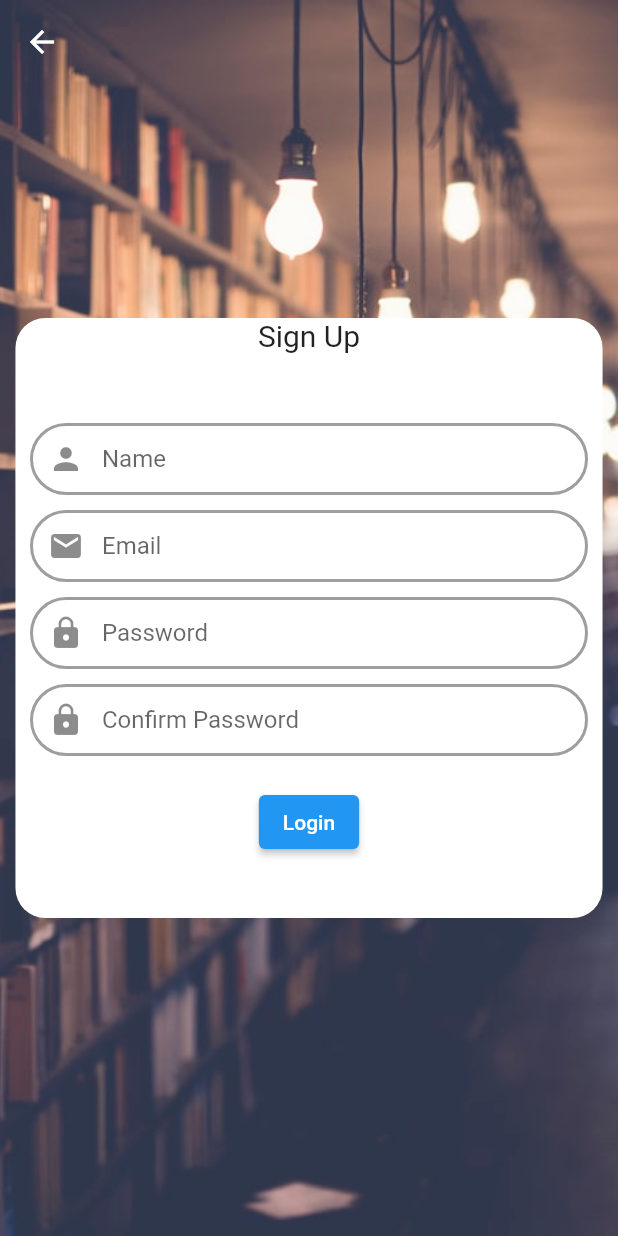
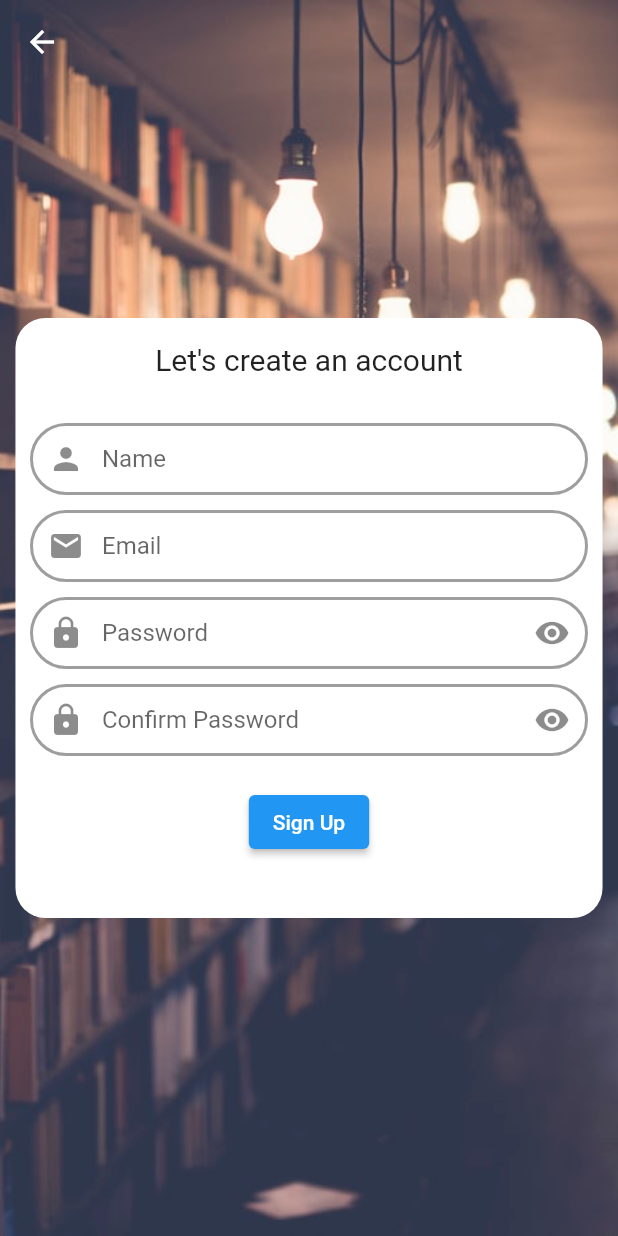
Before and after one commit to kin47/Flutter-Training, a Flutter app: the screen it shows after launch, after a tap on "Sign Up", on a phone screen of 412 x 824 dp. Run offline on Flutter 3.47's test engine with Material 2 defaults, Android fonts, the phone set to English and light mode, and no system bars; our stand-ins replace firebase_auth, firebase_core; accounts and stored records are empty; network calls fail.

Commit message:
login/signup firebase

```diff
--- /dev/null
+++ b/lib/authenticate/views/login_screen.dart
@@ -0,0 +1,47 @@
+import 'package:flutter/material.dart';
+import 'package:flutter_training/authenticate/widgets/form_background.dart';
+import 'package:flutter_training/authenticate/widgets/login_form.dart';
+import 'package:flutter_training/routes/app_routes.dart';
+import '../../ui_spacing.dart';
+
+class LoginScreen extends StatelessWidget {
+  const LoginScreen({Key? key}) : super(key: key);
+
+  @override
+  Widget build(BuildContext context) {
+    return Scaffold(
+      body: SingleChildScrollView(
+        child: Container(
+          height: screenHeight(context),
+          decoration: const BoxDecoration(
+            image: DecorationImage(
+              image: AssetImage('assets/images/background.png'),
+              fit: BoxFit.cover,
+            ),
+          ),
+          child: Stack(
+            alignment: Alignment.center,
+            children: const [
+              FormBackground(h: 300, txt: "Welcome to Flutter Training Lib"),
+              LoginForm(),
+            ],
+          ),
+        ),
+      ),
+      bottomSheet: Row(
+        crossAxisAlignment: CrossAxisAlignment.center,
+        mainAxisAlignment: MainAxisAlignment.center,
+        children: [
+          const Text("Don't have an account?"),
+          SW8,
+          TextButton(
+            onPressed: () {
+              Navigator.of(context).pushNamed(RouteName.signup);
+            },
+            child: const Text("Sign Up"),
+          ),
+        ],
+      ),
+    );
+  }
+}
--- /dev/null
+++ b/lib/authenticate/views/signup_screen.dart
@@ -0,0 +1,36 @@
+import 'package:flutter/material.dart';
+import 'package:flutter_training/authenticate/widgets/signup_form.dart';
+import '../widgets/form_background.dart';
+import '../../ui_spacing.dart';
+
+class SignUpScreen extends StatelessWidget {
+  const SignUpScreen({Key? key}) : super(key: key);
+  @override
+  Widget build(BuildContext context) {
+    return Scaffold(
+      extendBodyBehindAppBar: true,
+      appBar: AppBar(
+        backgroundColor: Colors.transparent,
+        elevation: 0,
+      ),
+      body: SingleChildScrollView(
+        child: Container(
+          height: screenHeight(context),
+          decoration: const BoxDecoration(
+            image: DecorationImage(
+              image: AssetImage('assets/images/background.png'),
+              fit: BoxFit.cover,
+            ),
+          ),
+          child: Stack(
+            alignment: Alignment.center,
+            children: const [
+              FormBackground(h: 400, txt: "Let's create an account"),
+              SignUpForm(),
+            ],
+          ),
+        ),
+      ),
+    );
+  }
+}
--- /dev/null
+++ b/lib/authenticate/widgets/form_background.dart
@@ -0,0 +1,38 @@
+import 'package:flutter/material.dart';
+import '../../ui_spacing.dart';
+
+class FormBackground extends StatelessWidget {
+  const FormBackground({
+    Key? key,
+    required this.h,
+    required this.txt,
+  }) : super(key: key);
+
+  final double h;
+  final String txt;
+
+  @override
+  Widget build(BuildContext context) {
+    return Container(
+      height: h,
+      decoration: const BoxDecoration(
+        color: Colors.white,
+        borderRadius: BorderRadius.all(
+          Radius.circular(20),
+        ),
+      ),
+      width: screenWidthPercentage(context, percentage: 0.95),
+      alignment: Alignment.topCenter,
+      child: Column(
+        crossAxisAlignment: CrossAxisAlignment.center,
+        children: [
+          SH16,
+          Text(
+            txt,
+            style: const TextStyle(fontSize: 20),
+          ),
+        ],
+      ),
+    );
+  }
+}
--- /dev/null
+++ b/lib/authenticate/widgets/login_form.dart
@@ -0,0 +1,132 @@
+import 'package:flutter/material.dart';
+import 'package:flutter_training/authenticate/model/authenticate.dart';
+import 'package:flutter_training/authenticate/widgets/input_decoration.dart';
+import 'package:flutter_training/routes/app_routes.dart';
+import 'package:provider/provider.dart';
+import '../../ui_spacing.dart';
+
+class LoginForm extends StatefulWidget {
+  const LoginForm({Key? key}) : super(key: key);
+
+  @override
+  State<LoginForm> createState() => _LoginFormState();
+}
+
+class _LoginFormState extends State<LoginForm> {
+  bool obscureTxt = true;
+  bool isLoading = false;
+  TextEditingController _emailController = TextEditingController();
+  TextEditingController _passwordController = TextEditingController();
+
+  void _showErrorDialog(String message) {
+    var snackbar = SnackBar(
+      content: Text(message),
+      margin: const EdgeInsets.only(left: 24, right: 24),
+      behavior: SnackBarBehavior.floating,
+      shape: const StadiumBorder(),
+      duration: const Duration(seconds: 3),
+    );
+    ScaffoldMessenger.of(context).showSnackBar(snackbar);
+  }
+
+  Future<void> _loginUser(String email, String password) async {
+    isLoading = true;
+    Authenticate _auth = Provider.of<Authenticate>(context, listen: false);
+    try {
+      if (await _auth.logIn(email, password)) {
+        Navigator.of(context).pushReplacementNamed(RouteName.home);
+      } else {
+        _showErrorDialog("Error: ${_auth.error.toString()}");
+      }
+    } catch (e) {
+      print(e);
+      _showErrorDialog("Error: ${e.toString()}");
+    }
+  }
+
+  @override
+  Widget build(BuildContext context) {
+    return Column(
+      crossAxisAlignment: CrossAxisAlignment.center,
+      mainAxisAlignment: MainAxisAlignment.center,
+      children: [
+        SH30,
+        LoginEmailInput(),
+        SH10,
+        LoginPasswordInput(),
+        SH20,
+        isLoading
+            ? const CircularProgressIndicator()
+            : ElevatedButton(
+                onPressed: () {
+                  _loginUser(_emailController.text, _passwordController.text);
+                },
+                child: const Text("Log In"),
+              )
+      ],
+    );
+  }
+
+  Padding LoginEmailInput() {
+    return Padding(
+      padding: const EdgeInsets.only(left: 20, right: 20),
+      child: TextFormField(
+        controller: _emailController,
+        decoration: inputDecoration("Email", const Icon(Icons.mail)),
+        keyboardType: TextInputType.emailAddress,
+      ),
+    );
+  }
+
+  Padding LoginPasswordInput() {
+    return Padding(
+      padding: const EdgeInsets.only(left: 20, right: 20),
+      child: TextFormField(
+        controller: _passwordController,
+        obscureText: obscureTxt,
+        decoration: passwordInputDecoration("Password"),
+      ),
+    );
+  }
+
+  InputDecoration passwordInputDecoration(String txt) {
+    return InputDecoration(
+      enabledBorder: const OutlineInputBorder(
+        borderSide: BorderSide(color: Colors.grey, width: 2.0),
+        borderRadius: BorderRadius.all(
+          Radius.circular(24),
+        ),
+      ),
+      errorBorder: const OutlineInputBorder(
+        borderSide: BorderSide(color: Colors.grey, width: 2.0),
+        borderRadius: BorderRadius.all(
+          Radius.circular(24),
+        ),
+      ),
+      focusedBorder: const OutlineInputBorder(
+        borderSide: BorderSide(color: Colors.grey, width: 2.0),
+        borderRadius: BorderRadius.all(
+          Radius.circular(24),
+        ),
+      ),
+      focusedErrorBorder: const OutlineInputBorder(
+        borderSide: BorderSide(color: Colors.grey, width: 2.0),
+        borderRadius: BorderRadius.all(
+          Radius.circular(24),
+        ),
+      ),
+      contentPadding: const EdgeInsets.symmetric(vertical: 14),
+      focusColor: const Color(0xFF361A79),
+      hintText: txt,
+      prefixIcon: const Icon(Icons.lock),
+      suffixIcon: IconButton(
+        icon: const Icon(Icons.remove_red_eye),
+        onPressed: () {
+          setState(() {
+            obscureTxt = !obscureTxt;
+          });
+        },
+      ),
+    );
+  }
+}
--- /dev/null
+++ b/lib/authenticate/widgets/signup_form.dart
@@ -0,0 +1,182 @@
+import 'package:flutter/material.dart';
+import 'package:flutter_training/authenticate/model/authenticate.dart';
+import 'package:flutter_training/authenticate/widgets/input_decoration.dart';
+import 'package:provider/provider.dart';
+import '../../ui_spacing.dart';
+
+class SignUpForm extends StatefulWidget {
+  const SignUpForm({Key? key}) : super(key: key);
+
+  @override
+  State<SignUpForm> createState() => _SignUpFormState();
+}
+
+class _SignUpFormState extends State<SignUpForm> {
+  TextEditingController _nameController = TextEditingController();
+  TextEditingController _emailController = TextEditingController();
+  TextEditingController _passwordController = TextEditingController();
+  TextEditingController _confirmPasswordController = TextEditingController();
+  bool obscureTxt = true;
+
+  void _showErrorDialog(String message) {
+    var snackbar = SnackBar(
+      content: Text(message),
+      margin: const EdgeInsets.only(left: 24, right: 24),
+      behavior: SnackBarBehavior.floating,
+      shape: const StadiumBorder(),
+      duration: const Duration(seconds: 3),
+    );
+    ScaffoldMessenger.of(context).showSnackBar(snackbar);
+  }
+
+  void _showSuccessDialog() {
+    showDialog(
+      context: context,
+      builder: (ctx) => AlertDialog(
+        title: const Text("Sign Up Successfully"),
+        actions: <Widget>[
+          TextButton(
+            onPressed: () {
+              Navigator.of(ctx).pop();
+            },
+            child: const Text("Back to Login Screen"),
+          ),
+        ],
+      ),
+    );
+  }
+
+  Future<void> _signupUser(
+      String email, String password) async {
+    Authenticate _auth = Provider.of<Authenticate>(context, listen: false);
+    try {
+      if (await _auth.signUp(email, password)) {
+        _showSuccessDialog();
+      }
+      else {
+        _showErrorDialog("Error: ${_auth.error}");
+      }
+    } catch (e) {
+      _showErrorDialog("Error: ${e.toString()}");
+      print(e);
+    }
+  }
+
+  @override
+  Widget build(BuildContext context) {
+    return Column(
+      crossAxisAlignment: CrossAxisAlignment.center,
+      mainAxisAlignment: MainAxisAlignment.center,
+      children: [
+        SH30,
+        NameInput(),
+        SH10,
+        SignUpEmailInput(),
+        SH10,
+        SignUpPasswordInput(),
+        SH10,
+        ConfirmPasswordInput(),
+        SH20,
+        ElevatedButton(
+          onPressed: () {
+            if (_passwordController.text == _confirmPasswordController.text) {
+              _signupUser(_emailController.text, _passwordController.text);
+            }
+            else {
+              _showErrorDialog("Password do not match");
+            }
+          },
+          child: const Text("Sign Up"),
+        ),
+      ],
+    );
+  }
+
+  Padding NameInput() {
+    return Padding(
+      padding: const EdgeInsets.only(left: 20, right: 20),
+      child: TextFormField(
+        controller: _nameController,
+        decoration: inputDecoration("Name", const Icon(Icons.person)),
+        textInputAction: TextInputAction.next,
+      ),
+    );
+  }
+
+  Padding SignUpEmailInput() {
+    return Padding(
+      padding: const EdgeInsets.only(left: 20, right: 20),
+      child: TextFormField(
+        controller: _emailController,
+        keyboardType: TextInputType.emailAddress,
+        decoration: inputDecoration("Email", const Icon(Icons.mail)),
+        textInputAction: TextInputAction.next,
+      ),
+    );
+  }
+
+  Padding SignUpPasswordInput() {
+    return Padding(
+      padding: const EdgeInsets.only(left: 20, right: 20),
+      child: TextFormField(
+        controller: _passwordController,
+        decoration: passwordInputDecoration("Password"),
+        obscureText: obscureTxt,
+        textInputAction: TextInputAction.next,
+      ),
+    );
+  }
+
+  Padding ConfirmPasswordInput() {
+    return Padding(
+      padding: const EdgeInsets.only(left: 20, right: 20),
+      child: TextFormField(
+        controller: _confirmPasswordController,
+        decoration: passwordInputDecoration("Confirm Password"),
+        obscureText: obscureTxt,
+        textInputAction: TextInputAction.done,
+      ),
+    );
+  }
+
+  InputDecoration passwordInputDecoration(String txt) {
+    return InputDecoration(
+      enabledBorder: const OutlineInputBorder(
+        borderSide: BorderSide(color: Colors.grey, width: 2.0),
+        borderRadius: BorderRadius.all(
+          Radius.circular(24),
+        ),
+      ),
+      errorBorder: const OutlineInputBorder(
+        borderSide: BorderSide(color: Colors.grey, width: 2.0),
+        borderRadius: BorderRadius.all(
+          Radius.circular(24),
+        ),
+      ),
+      focusedBorder: const OutlineInputBorder(
+        borderSide: BorderSide(color: Colors.grey, width: 2.0),
+        borderRadius: BorderRadius.all(
+          Radius.circular(24),
+        ),
+      ),
+      focusedErrorBorder: const OutlineInputBorder(
+        borderSide: BorderSide(color: Colors.grey, width: 2.0),
+        borderRadius: BorderRadius.all(
+          Radius.circular(24),
+        ),
+      ),
+      contentPadding: const EdgeInsets.symmetric(vertical: 14),
+      focusColor: const Color(0xFF361A79),
+      hintText: txt,
+      prefixIcon: const Icon(Icons.lock),
+      suffixIcon: IconButton(
+        icon: const Icon(Icons.remove_red_eye),
+        onPressed: () {
+          setState(() {
+            obscureTxt = !obscureTxt;
+          });
+        },
+      ),
+    );
+  }
+}
--- a/lib/login/views/login_screen.dart
+++ /dev/null
@@ -1,87 +0,0 @@
-import 'package:flutter/material.dart';
-import 'package:flutter_training/routes/app_routes.dart';
-import '../../ui_spacing.dart';
-import '../widgets/input_decoration.dart';
-
-class LoginScreen extends StatelessWidget {
-  const LoginScreen({Key? key}) : super(key: key);
-
-  @override
-  Widget build(BuildContext context) {
-    return Scaffold(
-      body: SingleChildScrollView(
-        child: Container(
-          height: screenHeight(context),
-          decoration: const BoxDecoration(
-            image: DecorationImage(
-              image: AssetImage('assets/images/background.png'),
-              fit: BoxFit.cover,
-            ),
-          ),
-          child: Stack(
-            alignment: Alignment.center,
-            children: [
-              Container(
-                height: 300,
-                decoration: const BoxDecoration(
-                  color: Colors.white,
-                  borderRadius: BorderRadius.all(
-                    Radius.circular(20),
-                  ),
-                ),
-                width: screenWidthPercentage(context, percentage: 0.95),
-                alignment: Alignment.topCenter,
-                child: const Text(
-                  "Login",
-                  style: TextStyle(fontSize: 20),
-                ),
-              ),
-              Column(
-                crossAxisAlignment: CrossAxisAlignment.center,
-                mainAxisAlignment: MainAxisAlignment.center,
-                children: [
-                  SH30,
-                  Padding(
-                    padding: const EdgeInsets.only(left: 20, right: 20),
-                    child: TextFormField(
-                      decoration: inputDecoration("Email", const Icon(Icons.mail)),
-
-                    ),
-                  ),
-                  SH10,
-                  Padding(
-                    padding: const EdgeInsets.only(left: 20, right: 20),
-                    child: TextFormField(
-                      decoration: inputDecoration("Password", const Icon(Icons.lock)),
-
-                    ),
-                  ),
-                  SH20,
-                  ElevatedButton(
-                    onPressed: () {
-                    },
-                    child: const Text("Login"),
-                  ),
-                ],
-              ),
-            ]
-          ),
-        ),
-      ),
-      bottomSheet: Row(
-        crossAxisAlignment: CrossAxisAlignment.center,
-        mainAxisAlignment: MainAxisAlignment.center,
-        children: [
-          const Text("Don't have an account?"),
-          SW8,
-          TextButton(
-            onPressed: () {
-              Navigator.of(context).pushNamed(RouteName.signup);
-            },
-            child: const Text("Sign Up"),
-          ),
-        ],
-      ),
-    );
-  }
-}
--- a/lib/main.dart
+++ b/lib/main.dart
@@ -1,14 +1,17 @@
 import 'package:flutter/material.dart';
 import 'package:flutter/services.dart';
-import 'package:flutter_training/login/views/login_screen.dart';
+import 'package:flutter_training/authenticate/model/authenticate.dart';
 import 'package:flutter_training/routes/app_pages.dart';
 import 'package:flutter_training/routes/app_routes.dart';
+import 'package:firebase_core/firebase_core.dart';
+import 'package:provider/provider.dart';
 
-void main() {
+Future<void> main() async {
   WidgetsFlutterBinding.ensureInitialized();
   SystemChrome.setPreferredOrientations([
     DeviceOrientation.portraitUp,
   ]);
+  await Firebase.initializeApp();
   runApp(const MyApp());
 }
 
@@ -16,7 +19,11 @@ class MyApp extends StatelessWidget {
   const MyApp({super.key});
   @override
   Widget build(BuildContext context) {
-    return MaterialApp(
+    return MultiProvider(
+      providers: [
+        ListenableProvider<Authenticate>(create: (_) => Authenticate()),
+      ],
+      child: MaterialApp(
         title: 'Flutter Demo',
         theme: ThemeData(
           primaryColor: const Color(0xFF361A79),
@@ -25,6 +32,7 @@ class MyApp extends StatelessWidget {
         ),
         initialRoute: RouteName.login,
         routes: AppPages.routes,
+      ),
     );
   }
 }
--- a/lib/routes/app_pages.dart
+++ b/lib/routes/app_pages.dart
@@ -1,10 +1,12 @@
+import 'package:flutter_training/home/views/home_screen.dart';
 import 'package:flutter_training/routes/app_routes.dart';
-import '../login/views/login_screen.dart';
-import '../signup/views/signup_screen.dart';
+import '../authenticate/views/login_screen.dart';
+import '../authenticate/views/signup_screen.dart';
 
 class AppPages {
   static final routes={
-    RouteName.login: (ctx) => LoginScreen(),
-    RouteName.signup: (ctx) => SignUpScreen(),
+    RouteName.login: (ctx) => const LoginScreen(),
+    RouteName.signup: (ctx) => const SignUpScreen(),
+    RouteName.home: (ctx) => const HomeScreen(),
   };
 }
--- a/lib/routes/app_routes.dart
+++ b/lib/routes/app_routes.dart
@@ -1,7 +1,8 @@
 class RouteName{
-  //login screen - first screen
+  //authenticate
   static const login='login';
+  static const signup='signup';
 
-  //sign up
-  static const signup='signup';
+  //home screen when logged in
+  static const home='home';
 }
--- a/lib/signup/views/signup_screen.dart
+++ /dev/null
@@ -1,92 +0,0 @@
-import 'package:flutter/material.dart';
-import '../../login/widgets/input_decoration.dart';
-import '../../ui_spacing.dart';
-
-class SignUpScreen extends StatelessWidget {
-  const SignUpScreen({Key? key}) : super(key: key);
-
-  @override
-  Widget build(BuildContext context) {
-    return Scaffold(
-      extendBodyBehindAppBar: true,
-      appBar: AppBar(
-        backgroundColor: Colors.transparent,
-        elevation: 0,
-      ),
-      body: SingleChildScrollView(
-        child: Container(
-          height: screenHeight(context),
-          decoration: const BoxDecoration(
-            image: DecorationImage(
-              image: AssetImage('assets/images/background.png'),
-              fit: BoxFit.cover,
-            ),
-          ),
-          child: Stack(
-            alignment: Alignment.center,
-            children: [
-              Container(
-                height: 400,
-                decoration: const BoxDecoration(
-                  color: Colors.white,
-                  borderRadius: BorderRadius.all(
-                    Radius.circular(20),
-                  ),
-                ),
-                width: screenWidthPercentage(context, percentage: 0.95),
-                alignment: Alignment.topCenter,
-                child: const Text(
-                  "Sign Up",
-                  style: TextStyle(fontSize: 20),
-                ),
-              ),
-              Column(
-                crossAxisAlignment: CrossAxisAlignment.center,
-                mainAxisAlignment: MainAxisAlignment.center,
-                children: [
-                  SH30,
-                  Padding(
-                    padding: const EdgeInsets.only(left: 20, right: 20),
-                    child: TextFormField(
-                      decoration:
-                          inputDecoration("Name", const Icon(Icons.person)),
-                    ),
-                  ),
-                  SH10,
-                  Padding(
-                    padding: const EdgeInsets.only(left: 20, right: 20),
-                    child: TextFormField(
-                      decoration:
-                          inputDecoration("Email", const Icon(Icons.mail)),
-                    ),
-                  ),
-                  SH10,
-                  Padding(
-                    padding: const EdgeInsets.only(left: 20, right: 20),
-                    child: TextFormField(
-                      decoration:
-                          inputDecoration("Password", const Icon(Icons.lock)),
-                    ),
-                  ),
-                  SH10,
-                  Padding(
-                    padding: const EdgeInsets.only(left: 20, right: 20),
-                    child: TextFormField(
-                      decoration: inputDecoration(
-                          "Confirm Password", const Icon(Icons.lock)),
-                    ),
-                  ),
-                  SH20,
-                  ElevatedButton(
-                    onPressed: () {},
-                    child: const Text("Login"),
-                  ),
-                ],
-              ),
-            ],
-          ),
-        ),
-      ),
-    );
-  }
-}
--- a/pubspec.yaml
+++ b/pubspec.yaml
@@ -12,6 +12,8 @@ dependencies:
   flutter:
     sdk: flutter
   cupertino_icons: ^1.0.2
+  firebase_auth: ^4.2.5
+  provider: ^6.0.5
 
 dev_dependencies:
   flutter_test:
```
Also changed, not shown: lib/authenticate/model/authenticate.dart (added, +45 -0 lines), lib/home/views/home_screen.dart (added, +14 -0 lines), lib/authenticate/widgets/input_decoration.dart (renamed from lib/login/widgets/input_decoration.dart), pubspec.lock, 4 other files. Lines whose indentation alone changed are shown as unchanged.
